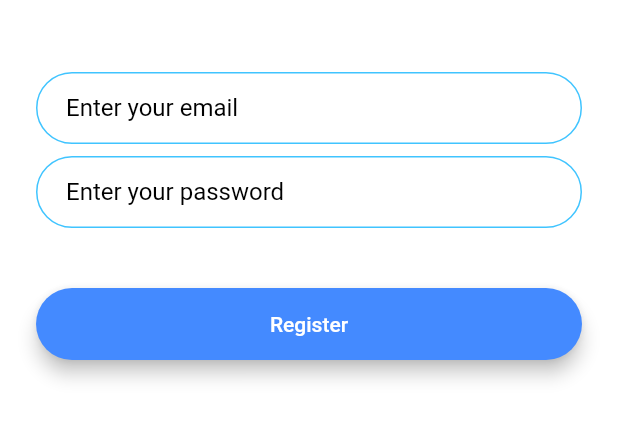
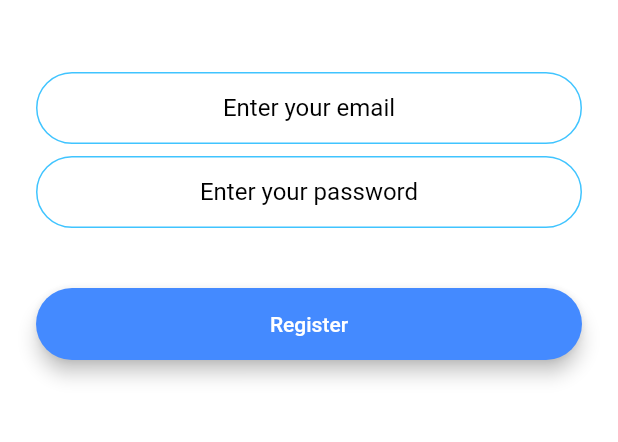
Before and after one commit to bunnyBites/bolt-chat, a Flutter app: the RegistrationScreen screen opened by its route, after a tap on "Register", on a phone screen of 412 x 824 dp, the part 576-1018 px from its top. Run offline on Flutter 3.47's test engine with Material 2 defaults, Android fonts, the phone set to English and light mode, and no system bars; our stand-ins replace firebase_auth, firebase_core; accounts and stored records are empty.

Commit message:
integrate register with firebase api

```diff
--- a/lib/screens/login_screen.dart
+++ b/lib/screens/login_screen.dart
@@ -35,6 +35,7 @@ class LoginScreenState extends State<LoginScreen> {
               onChanged: (value) {
                 //Do something with the user input.
               },
+              style: const TextStyle(color: Colors.black),
               decoration:
                   kTextFieldDecoration.copyWith(hintText: 'Enter your email'),
             ),
@@ -45,6 +46,7 @@ class LoginScreenState extends State<LoginScreen> {
               onChanged: (value) {
                 //Do something with the user input.
               },
+              style: const TextStyle(color: Colors.black),
               decoration: kTextFieldDecoration.copyWith(
                   hintText: 'Enter your password'),
             ),
--- a/lib/screens/registration_screen.dart
+++ b/lib/screens/registration_screen.dart
@@ -1,5 +1,7 @@
 import 'package:bolt_chat/components/styled_rounded_button.dart';
 import 'package:bolt_chat/constants.dart';
+import 'package:bolt_chat/screens/chat_screen.dart';
+import 'package:firebase_auth/firebase_auth.dart';
 import 'package:flutter/material.dart';
 
 class RegistrationScreen extends StatefulWidget {
@@ -11,6 +13,11 @@ class RegistrationScreen extends StatefulWidget {
 }
 
 class RegistrationScreenState extends State<RegistrationScreen> {
+  late String email;
+  late String password;
+
+  final _auth = FirebaseAuth.instance;
+
   @override
   Widget build(BuildContext context) {
     return Scaffold(
@@ -32,9 +39,14 @@ class RegistrationScreenState extends State<RegistrationScreen> {
               height: 48.0,
             ),
             TextField(
+              textAlign: TextAlign.center,
+              keyboardType: TextInputType.emailAddress,
               onChanged: (value) {
-                //Do something with the user input.
+                setState(() {
+                  email = value;
+                });
               },
+              style: const TextStyle(color: Colors.black),
               decoration:
                   kTextFieldDecoration.copyWith(hintText: 'Enter your email'),
             ),
@@ -42,8 +54,13 @@ class RegistrationScreenState extends State<RegistrationScreen> {
               height: 8.0,
             ),
             TextField(
+              textAlign: TextAlign.center,
+              obscureText: true,
+              style: const TextStyle(color: Colors.black),
               onChanged: (value) {
-                //Do something with the user input.
+                setState(() {
+                  password = value;
+                });
               },
               decoration: kTextFieldDecoration.copyWith(
                   hintText: 'Enter your password'),
@@ -52,7 +69,17 @@ class RegistrationScreenState extends State<RegistrationScreen> {
               height: 24.0,
             ),
             StyledRoundedButton(
-                color: Colors.blueAccent, onPressed: () {}, label: "Register")
+              color: Colors.blueAccent,
+              onPressed: () {
+                _auth
+                    .createUserWithEmailAndPassword(
+                        email: email, password: password)
+                    .then((user) =>
+                        {Navigator.pushNamed(context, ChatScreenState.id)})
+                    .catchError((err) => print(err));
+              },
+              label: "Register",
+            )
           ],
         ),
       ),
```
Also changed, not shown: lib/main.dart (+7 -1 lines), lib/screens/chat_screen.dart (+16 -0 lines).
